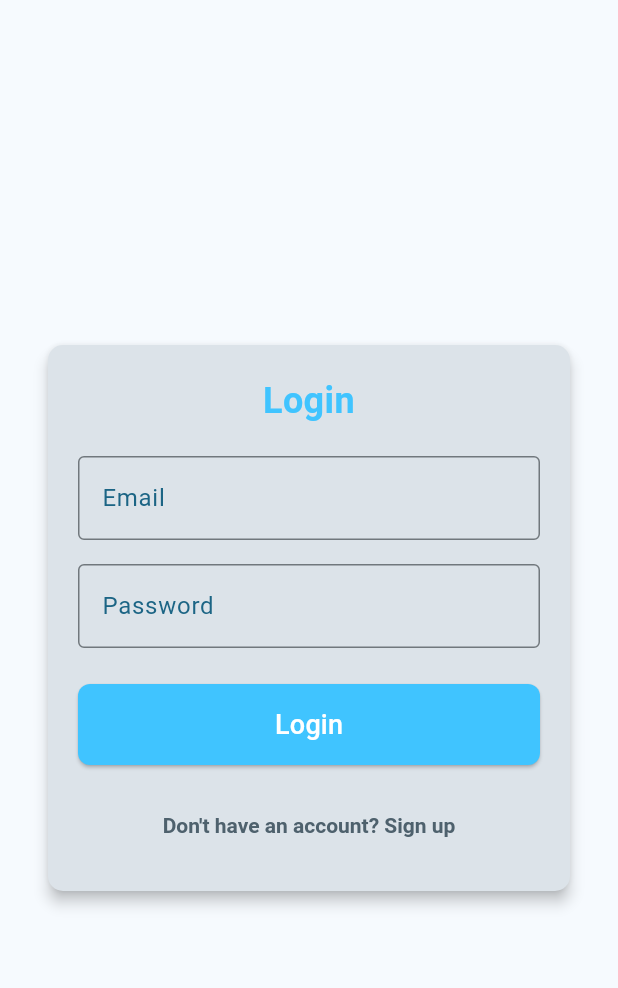
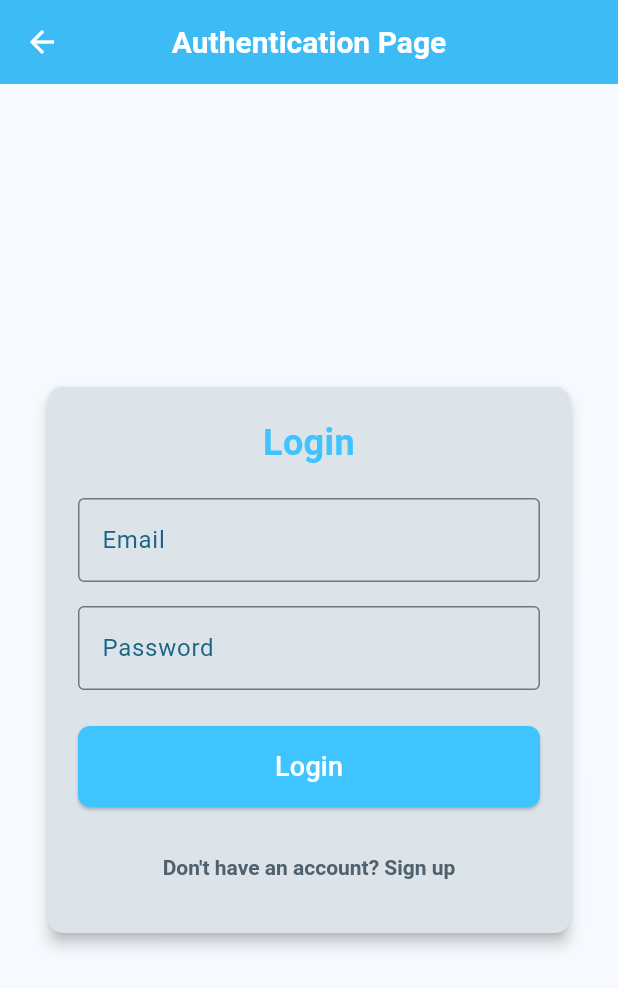
Before and after one commit to Zedestar/flutter_kuku_app, a Flutter app: the AuthPage screen opened by its route, on a phone screen of 412 x 824 dp. Shown: the top 988 px of the screen. Run offline on Flutter 3.47's test engine with Material 3 defaults, Android fonts, the phone set to English and light mode, and no system bars; our stand-ins replace curved_navigation_bar, easy_localization, flutter_secure_storage, image_picker, lottie; accounts and stored records are empty; project files that could hold a hidden picture were left out.

Commit message:
The commit after finishing the basic layout of the app, looking forward to connect to django

```diff
--- a/assets/languages/en.json
+++ b/assets/languages/en.json
@@ -4,6 +4,7 @@
   "sign_up": "Sign up",
   "logout": "Logout",
   "instruction_on_signing_up": "Don't have an account? Sign up",
+  "already_have_account_instruction": "Already have an account? Login",
   "settings": "Settings",
   "change_language": "Tumia Kiswahili",
   "help_and_supprt": "Help & Support",
@@ -16,5 +17,8 @@
   "posts": "Posts",
   "chats": "Chats",
   "detect_disease": "Detect Disease",
-  "profile_page": "Profile Page"
+  "profile_page": "Profile Page",
+  "auth_page": "Authentication Page",
+  "Post_page": "Post Page",
+  "chat_page": "Chat Page"
 }
--- a/assets/languages/sw.json
+++ b/assets/languages/sw.json
@@ -1,8 +1,10 @@
 {
   "welcome": "Karibu kwenye app ya kuku",
   "login": "Ingia",
-  "sign_up": "Jisajiri",
+  "sign_up": "Jisajili",
   "logout": "Toka",
+  "instruction_on_signing_up": "Huna akaunti? Jisajili",
+  "already_have_account_instruction": "Tayari una akaunti? Ingia",
   "settings": "Mipangilio",
   "change_language": "Change To English",
   "help_and_supprt": "Msaada & Usaidizi",
@@ -15,5 +17,8 @@
   "posts": "Chapisho",
   "chats": "Midaharo",
   "detect_disease": "Gundua Ugonjwa",
-  "profile_page": "Page ya Wasifu"
+  "profile_page": "Ukurasa wa Wasifu",
+  "auth_page": "Ukurasa wa Uthibitisho",
+  "Post_page": "Ukurasa wa Chapisho",
+  "chat_page": "Ukurasa wa Midaharo"
 }
--- a/lib/pages/authentication_page.dart
+++ b/lib/pages/authentication_page.dart
@@ -1,6 +1,7 @@
 import 'package:easy_localization/easy_localization.dart';
 import 'package:flutter/material.dart';
 import 'package:kuku_app/constants/constant.dart';
+import 'package:kuku_app/widgets/app_bar.dart';
 
 class AuthPage extends StatefulWidget {
   const AuthPage({super.key});
@@ -72,7 +73,7 @@ class _AuthPageState extends State<AuthPage> {
   @override
   Widget build(BuildContext context) {
     return Scaffold(
-      // backgroundColor: Colors.grey[200],
+      appBar: theAppBar(context, 'auth_page'),
       body: Center(
         child: SingleChildScrollView(
           padding: const EdgeInsets.all(20.0),
@@ -148,8 +149,8 @@ class _AuthPageState extends State<AuthPage> {
                       onPressed: _toggleAuthMode,
                       child: Text(
                         _isLogin
-                            ? 'Don\'t have an account? Sign up'
-                            : 'Already have an account? Login',
+                            ? 'instruction_on_signing_up'.tr()
+                            : 'already_have_account_instruction'.tr(),
                         style: TextStyle(
                             color: Theme.of(context).colorScheme.secondary),
                       ),
--- a/lib/pages/general_chatting_page.dart
+++ b/lib/pages/general_chatting_page.dart
@@ -1,4 +1,5 @@
 import 'package:flutter/material.dart';
+import 'package:kuku_app/widgets/app_bar.dart';
 
 class GeneralChatPage extends StatefulWidget {
   const GeneralChatPage({super.key});
@@ -10,8 +11,11 @@ class GeneralChatPage extends StatefulWidget {
 class _GeneralChatPageState extends State<GeneralChatPage> {
   @override
   Widget build(BuildContext context) {
-    return const Center(
-      child: Text("This is the general chat page"),
+    return Scaffold(
+      appBar: theAppBar(context, 'chat_page'),
+      body: const Center(
+        child: Text("This is the general chat page"),
+      ),
     );
   }
 }
--- a/lib/pages/general_post_page.dart
+++ b/lib/pages/general_post_page.dart
@@ -1,4 +1,5 @@
 import 'package:flutter/material.dart';
+import 'package:kuku_app/widgets/app_bar.dart';
 
 class GeneralPostPage extends StatefulWidget {
   const GeneralPostPage({super.key});
@@ -10,8 +11,11 @@ class GeneralPostPage extends StatefulWidget {
 class _GeneralPostPageState extends State<GeneralPostPage> {
   @override
   Widget build(BuildContext context) {
-    return Center(
-      child: Text("The general post page"),
+    return Scaffold(
+      appBar: theAppBar(context, "Post_page"),
+      body: Center(
+        child: Text("The general post page"),
+      ),
     );
   }
 }
--- a/lib/pages/help_and_support_page.dart
+++ b/lib/pages/help_and_support_page.dart
@@ -1,4 +1,5 @@
 import 'package:flutter/material.dart';
+import 'package:kuku_app/widgets/app_bar.dart';
 
 class HelpAndSupportPage extends StatelessWidget {
   const HelpAndSupportPage({super.key});
@@ -6,9 +7,7 @@ class HelpAndSupportPage extends StatelessWidget {
   @override
   Widget build(BuildContext context) {
     return Scaffold(
-      appBar: AppBar(
-        title: Text('Help & Support'),
-      ),
+      appBar: theAppBar(context, 'help_and_supprt'),
       body: Center(
         child: Text(
           'Help & Support Page',
--- a/lib/pages/home_page.dart
+++ b/lib/pages/home_page.dart
@@ -1,8 +1,8 @@
 import 'package:curved_navigation_bar/curved_navigation_bar.dart';
 import 'package:easy_localization/easy_localization.dart';
 import 'package:flutter/material.dart';
-import 'package:kuku_app/constants/constant.dart';
-import 'package:kuku_app/pages/authentication_page.dart';
+// import 'package:kuku_app/constants/constant.dart';
+// import 'package:kuku_app/pages/authentication_page.dart';
 import 'package:kuku_app/pages/detect_disease_page.dart';
 import 'package:kuku_app/pages/general_chatting_page.dart';
 import 'package:kuku_app/pages/general_post_page.dart';
--- a/lib/pages/sample_page.dart
+++ b/lib/pages/sample_page.dart
@@ -1,4 +1,5 @@
 import 'package:flutter/material.dart';
+import 'package:kuku_app/widgets/app_bar.dart';
 
 class SamplePage extends StatelessWidget {
   const SamplePage({super.key});
@@ -6,6 +7,7 @@ class SamplePage extends StatelessWidget {
   @override
   Widget build(BuildContext context) {
     return Scaffold(
+      appBar: theAppBar(context, 'samples'),
       body: Center(
         child: Text("Thi is sample page"),
       ),
```
Also changed, not shown: lib/pages/detect_disease_page.dart (+2 -11 lines).
